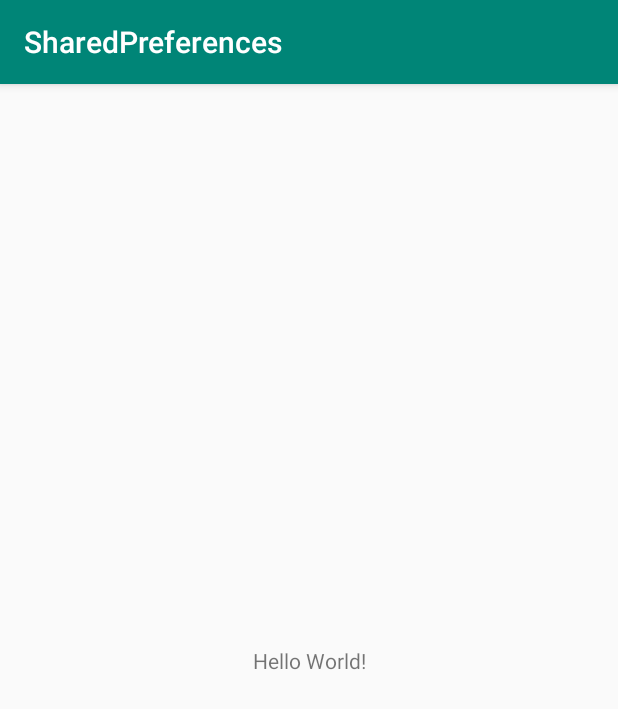
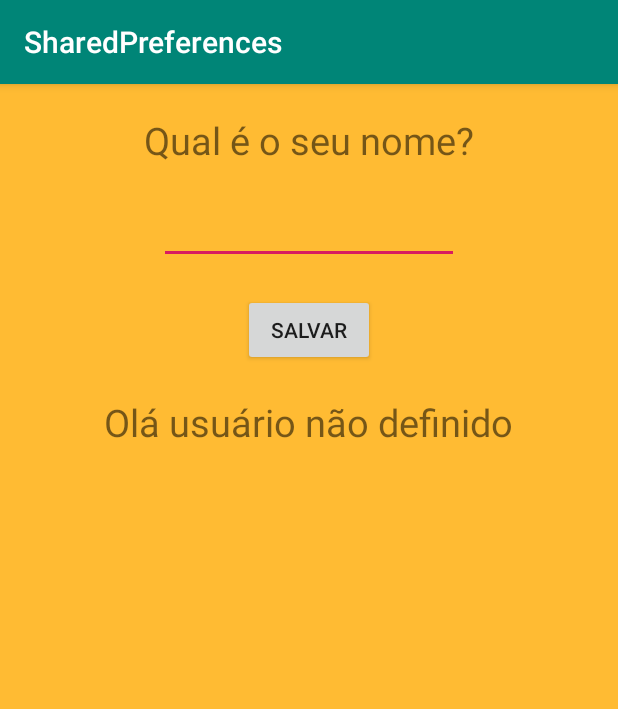
Before and after one commit to danilolimadev/sharedpreferences, an Android app: the screen it shows after launch (MainActivity), on a phone screen of 412 x 824 dp. Shown: the top 709 px of the screen. Run offline under Robolectric (Android 15) with nearby library versions, the phone set to English and light mode, and no system bars.

```diff
--- a/app/src/main/java/com/danilolimadev/sharedpreferences/MainActivity.java
+++ b/app/src/main/java/com/danilolimadev/sharedpreferences/MainActivity.java
@@ -2,13 +2,58 @@ package com.danilolimadev.sharedpreferences;
 
 import androidx.appcompat.app.AppCompatActivity;
 
+import android.content.SharedPreferences;
 import android.os.Bundle;
+import android.view.View;
+import android.widget.Button;
+import android.widget.EditText;
+import android.widget.TextView;
+import android.widget.Toast;
 
 public class MainActivity extends AppCompatActivity {
+
+    private EditText textoNome;
+    private Button botaoSalvar;
+    private TextView textoExibicao;
+
+    private static final String ARQUIVO_PREFERENCIA = "ArquivoPreferencia"; //A palavra final indica que o valor não pode ser mudado
 
     @Override
     protected void onCreate(Bundle savedInstanceState) {
         super.onCreate(savedInstanceState);
         setContentView(R.layout.activity_main);
+
+        textoNome = findViewById(R.id.editTextId);
+        textoExibicao = findViewById(R.id.textViewId);
+        botaoSalvar = findViewById(R.id.buttonId);
+
+        botaoSalvar.setOnClickListener(new View.OnClickListener() {
+            @Override
+            public void onClick(View v) {
+
+                SharedPreferences sharedPreferences = getSharedPreferences(ARQUIVO_PREFERENCIA, 0); //0 Indica arquivo privado, só pode ser lido pela nosso aplicação
+                SharedPreferences.Editor editor = sharedPreferences.edit(); //Editor nos permite editar o nosso arquivo
+
+                if(textoNome.getText().toString().equals("")){
+                    Toast.makeText(MainActivity.this, "Preencher o nome", Toast.LENGTH_SHORT).show();
+                }else{
+                    editor.putString("nome", textoNome.getText().toString());
+                    editor.commit();
+                    textoExibicao.setText("Olá, " + textoExibicao.getText().toString());
+                }
+
+            }
+        });
+
+        //Recuperar dados salvos
+        SharedPreferences sharedPreferences = getSharedPreferences(ARQUIVO_PREFERENCIA, 0);
+        if(sharedPreferences.contains("nome")){
+            String nomeUsuario = sharedPreferences.getString("nome", "Usuário Não definido");
+            textoExibicao.setText("Olá, " + nomeUsuario);
+        }else{
+            textoExibicao.setText("Olá usuário não definido");
+        }
+
+
     }
 }
--- a/app/src/main/res/layout/activity_main.xml
+++ b/app/src/main/res/layout/activity_main.xml
@@ -1,18 +1,43 @@
 <?xml version="1.0" encoding="utf-8"?>
-<androidx.constraintlayout.widget.ConstraintLayout xmlns:android="http://schemas.android.com/apk/res/android"
+<RelativeLayout xmlns:android="http://schemas.android.com/apk/res/android"
     xmlns:app="http://schemas.android.com/apk/res-auto"
     xmlns:tools="http://schemas.android.com/tools"
     android:layout_width="match_parent"
     android:layout_height="match_parent"
-    tools:context=".MainActivity">
+    android:background="@android:color/holo_orange_light"
+    tools:context=".MainActivity" >
 
     <TextView
+        android:id="@+id/textView"
         android:layout_width="wrap_content"
         android:layout_height="wrap_content"
-        android:text="Hello World!"
-        app:layout_constraintBottom_toBottomOf="parent"
-        app:layout_constraintLeft_toLeftOf="parent"
-        app:layout_constraintRight_toRightOf="parent"
-        app:layout_constraintTop_toTopOf="parent" />
+        android:layout_centerHorizontal="true"
+        android:layout_marginTop="20sp"
+        android:text="@string/qualNome"
+        android:textSize="25sp" />
+    <EditText
+        android:id="@+id/editTextId"
+        android:layout_marginTop="20dp"
+        android:layout_width="200dp"
+        android:layout_height="wrap_content"
+        android:layout_below="@+id/textView"
+        android:inputType="text"
+        android:layout_centerHorizontal="true" />
+    <Button
+        android:id="@+id/buttonId"
+        android:layout_below="@+id/editTextId"
+        android:layout_centerHorizontal="true"
+        android:layout_marginTop="20dp"
+        android:text="Salvar"
+        android:layout_width="wrap_content"
+        android:layout_height="wrap_content"/>
+    <TextView
+        android:id="@+id/textViewId"
+        android:layout_below="@+id/buttonId"
+        android:layout_centerHorizontal="true"
+        android:layout_marginTop="20dp"
+        android:textSize="25dp"
+        android:layout_width="wrap_content"
+        android:layout_height="wrap_content"/>
 
-</androidx.constraintlayout.widget.ConstraintLayout>
+</RelativeLayout>
--- a/app/src/main/res/values/strings.xml
+++ b/app/src/main/res/values/strings.xml
@@ -1,3 +1,4 @@
 <resources>
     <string name="app_name">SharedPreferences</string>
+    <string name="qualNome">Qual é o seu nome?</string>
 </resources>
```
